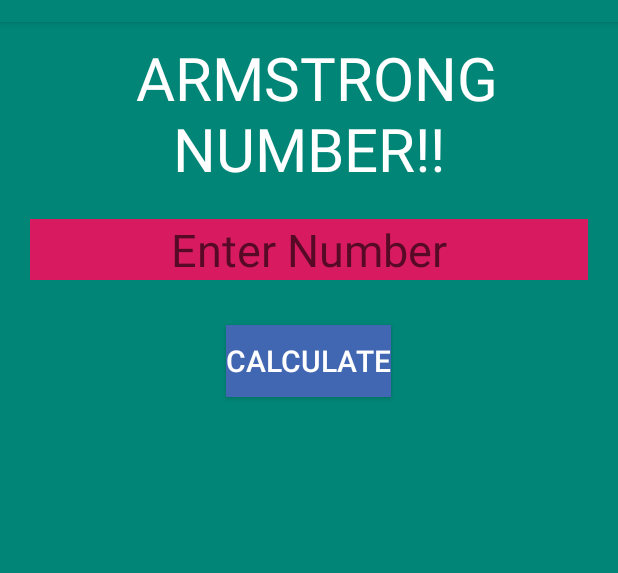
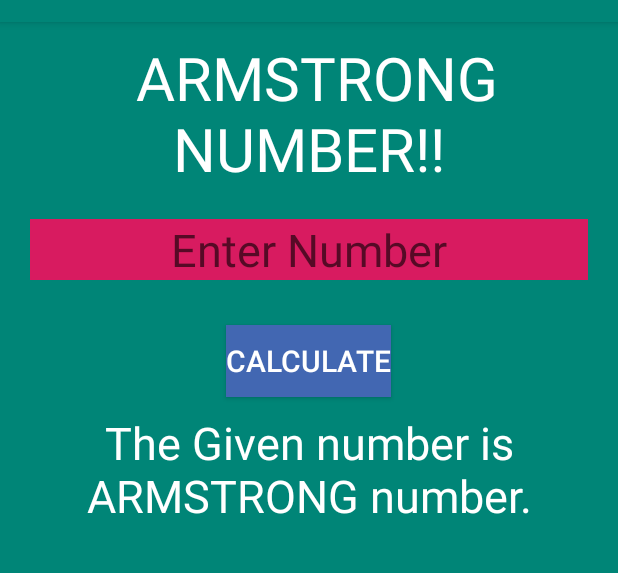
Before and after one commit to anishdhakal54/FragmentAssignment, an Android app: the fragment ArmstrongFragment shown on its own in the app's theme, after a tap on "CALCULATE", on a phone screen of 412 x 824 dp, the part 62-635 px from its top. Run offline under Robolectric (Android 15) with nearby library versions, the phone set to English and light mode, and no system bars; 1 statement that could not run was skipped.

Commit message:
Armstrong and Automorphic number calculation

```diff
--- a/app/src/main/java/com/anish/fragmentassignment/fragments/ArmstrongFragment.java
+++ b/app/src/main/java/com/anish/fragmentassignment/fragments/ArmstrongFragment.java
@@ -11,6 +11,8 @@ import android.view.View;
 import android.view.ViewGroup;
 import android.widget.Button;
 import android.widget.EditText;
+import android.widget.TextView;
+import android.widget.Toast;
 
 import com.anish.fragmentassignment.R;
 
@@ -20,6 +22,7 @@ import com.anish.fragmentassignment.R;
 public class ArmstrongFragment extends Fragment implements View.OnClickListener {
     private Button btncalcarmstrong;
     private EditText etnumber;
+    private TextView etResult;
 
     public ArmstrongFragment() {
         // Required empty public constructor
@@ -34,7 +37,7 @@ public class ArmstrongFragment extends Fragment implements View.OnClickListener
 
         etnumber = view.findViewById(R.id.etnumber);
         btncalcarmstrong = view.findViewById(R.id.btnArmstrong);
-
+        etResult=view.findViewById(R.id.tvResult);
         btncalcarmstrong.setOnClickListener(this);
 
         return view;    }
@@ -42,6 +45,24 @@ public class ArmstrongFragment extends Fragment implements View.OnClickListener
 
     @Override
     public void onClick(View v) {
+        int num = Integer.parseInt(etnumber.getText().toString());
+        int temp=num;
+        String t=temp+"";
+        int length = t.length();
+        int sum = 0;
+        while (temp!=0){
+            int digit=temp%10;
+            sum = sum+(int)Math.pow(digit, length);
+            temp=temp/10;
+        }
+        if (sum==num){
+etResult.setText("The Given number is ARMSTRONG number.");
+        }else {
+
+etResult.setText("The given number is NOT A ARMSTRONG number.");        }
+
 
     }
-}
+
+
+    }
--- a/app/src/main/res/layout/fragment_armstrong.xml
+++ b/app/src/main/res/layout/fragment_armstrong.xml
@@ -28,6 +28,7 @@
             android:background="@color/colorAccent"
             android:textSize="30sp"
         android:gravity="center"
+        android:inputType="number"
             android:layout_margin="20dp"/>
 
         <Button
@@ -41,7 +42,14 @@
             android:layout_gravity="center"
             android:layout_margin="10dp"/>
 
-
+    <TextView
+        android:layout_width="match_parent"
+        android:layout_height="wrap_content"
+        android:id="@+id/tvResult"
+        android:textColor="@color/colorwhite"
+        android:textSize="30sp"
+        android:gravity="center"
+        />
 
 
 
--- a/app/src/main/res/layout/fragment_circle.xml
+++ b/app/src/main/res/layout/fragment_circle.xml
@@ -49,6 +49,7 @@
     android:id="@+id/tvResult"
     android:textColor="@color/colorwhite"
     android:textSize="30sp"
+    android:gravity="center"
     />
 
 
```
Also changed, not shown: app/src/main/java/com/anish/fragmentassignment/fragments/AutomorphicFragment.java (+20 -1 lines), app/src/main/res/layout/fragment_automorphic.xml (+10 -0 lines), app/src/main/res/layout/fragment_palendrome.xml (+9 -0 lines), app/src/main/res/layout/fragment_simple_interest.xml (+8 -1 lines), app/src/main/res/layout/fragment_swapping.xml (+9 -0 lines).
